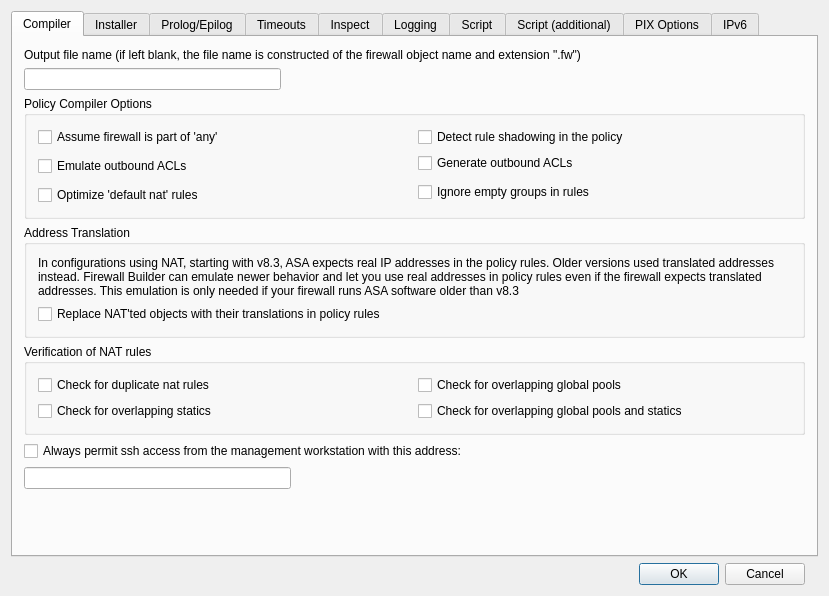
First picture: the form in src/libgui/pixadvanceddialog_q.ui, repository fwbuilder/fwbuilder, before the edit.
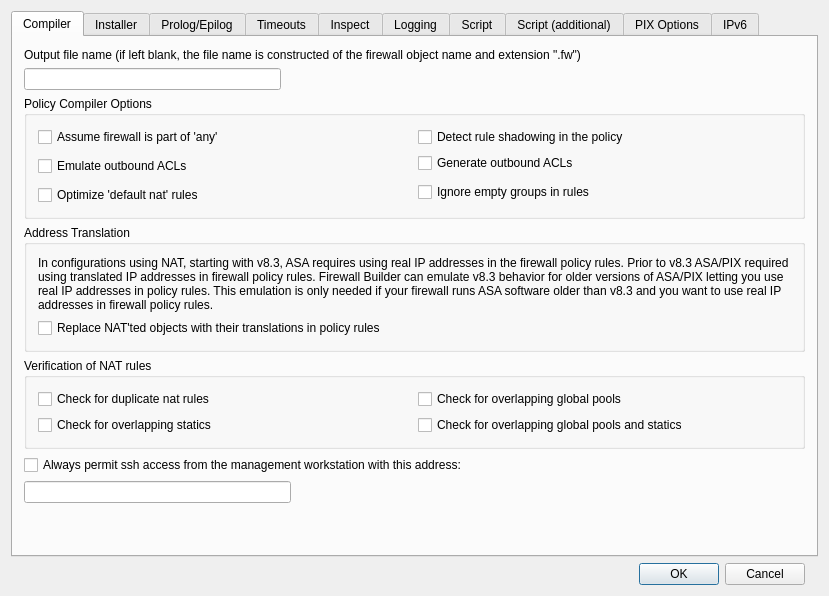
Second picture: the form after the edit.

Commit message: refs #1887 using real IPs in ACL instead of translated addresses in pix 8.3 ; updated explanation in the dialog

What changed in the file:
```diff
--- a/src/libgui/pixadvanceddialog_q.ui
+++ b/src/libgui/pixadvanceddialog_q.ui
@@ -227,7 +227,7 @@
           <item row="0" column="0">
            <widget class="QLabel" name="label_9">
             <property name="text">
-             <string>In configurations using NAT, starting with v8.3, ASA expects real IP addresses in the policy rules. Older versions used translated addresses instead. Firewall Builder can emulate newer behavior and let you use real addresses in policy rules even if the firewall expects translated addresses. This emulation is only needed if your firewall runs ASA software older than v8.3</string>
+             <string>In configurations using NAT, starting with v8.3, ASA requires using real IP addresses in the firewall policy rules. Prior to v8.3 ASA/PIX required using translated IP addresses in firewall policy rules. Firewall Builder can emulate v8.3 behavior for older versions of ASA/PIX letting you use real IP addresses in policy rules. This emulation is only needed if your firewall runs ASA software older than v8.3 and you want to use real IP addresses in firewall policy rules.</string>
             </property>
             <property name="wordWrap">
              <bool>true</bool>
```
